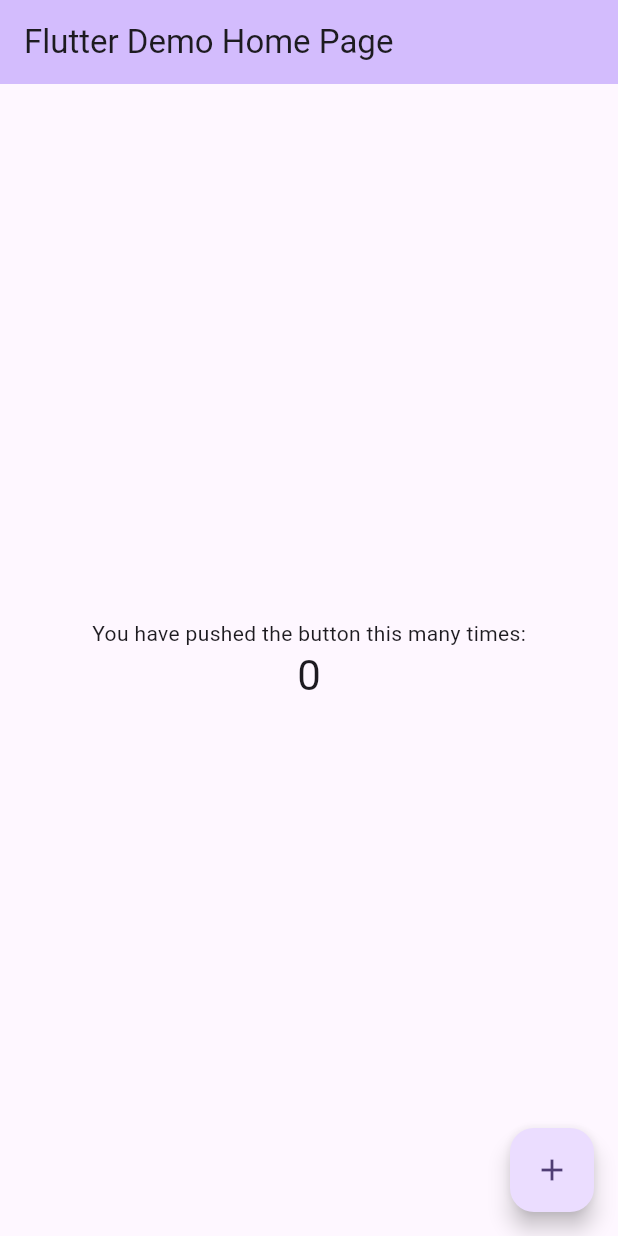
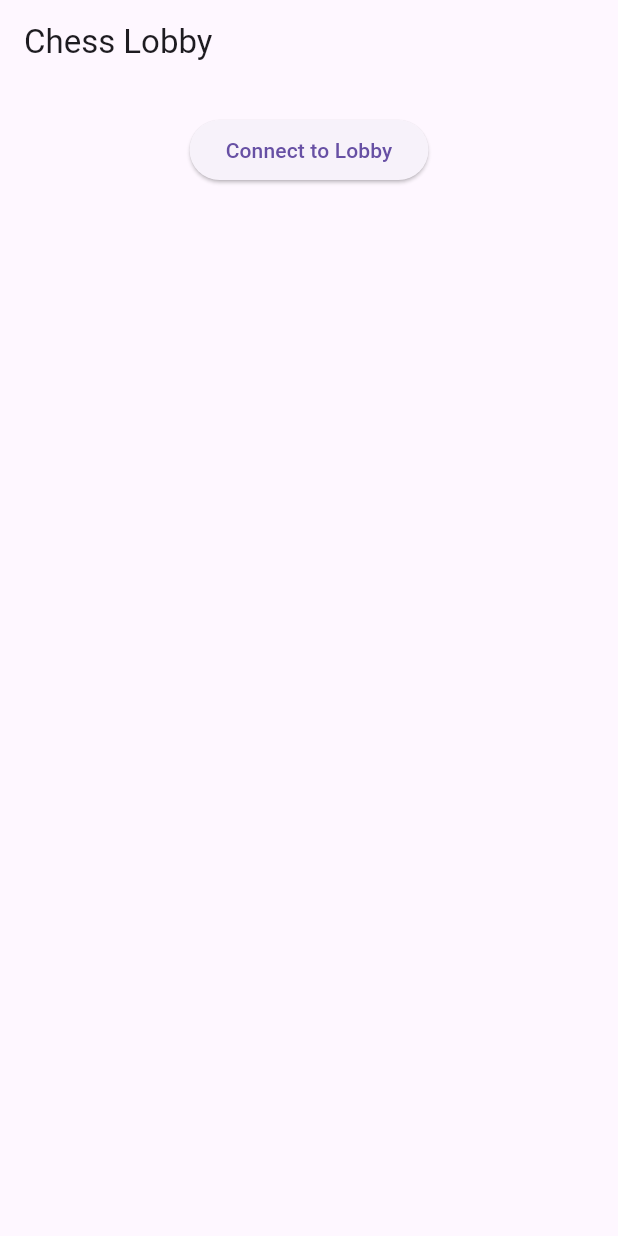
Before and after one commit to MargoumAchraf/chess, a Flutter app: the screen it shows after launch, on a phone screen of 412 x 824 dp. Run offline on Flutter 3.47's test engine with Material 3 defaults, Android fonts, the phone set to English and light mode, and no system bars.

Commit message:
test web socket

```diff
--- a/mobile/lib/main.dart
+++ b/mobile/lib/main.dart
@@ -1,4 +1,6 @@
 import 'package:flutter/material.dart';
+import 'package:web_socket_channel/io.dart';
+import 'package:web_socket_channel/web_socket_channel.dart';
 
 void main() {
   runApp(const MyApp());
@@ -7,116 +9,116 @@ void main() {
 class MyApp extends StatelessWidget {
   const MyApp({super.key});
 
-  // This widget is the root of your application.
   @override
   Widget build(BuildContext context) {
-    return MaterialApp(
-      title: 'Flutter Demo',
-      theme: ThemeData(
-        // This is the theme of your application.
-        //
-        // TRY THIS: Try running your application with "flutter run". You'll see
-        // the application has a purple toolbar. Then, without quitting the app,
-        // try changing the seedColor in the colorScheme below to Colors.green
-        // and then invoke "hot reload" (save your changes or press the "hot
-        // reload" button in a Flutter-supported IDE, or press "r" if you used
-        // the command line to start the app).
-        //
-        // Notice that the counter didn't reset back to zero; the application
-        // state is not lost during the reload. To reset the state, use hot
-        // restart instead.
-        //
-        // This works for code too, not just values: Most code changes can be
-        // tested with just a hot reload.
-        colorScheme: .fromSeed(seedColor: Colors.deepPurple),
-      ),
-      home: const MyHomePage(title: 'Flutter Demo Home Page'),
+    return const MaterialApp(
+      debugShowCheckedModeBanner: false,
+      home: LobbyScreen(),
     );
   }
 }
 
-class MyHomePage extends StatefulWidget {
-  const MyHomePage({super.key, required this.title});
-
-  // This widget is the home page of your application. It is stateful, meaning
-  // that it has a State object (defined below) that contains fields that affect
-  // how it looks.
-
-  // This class is the configuration for the state. It holds the values (in this
-  // case the title) provided by the parent (in this case the App widget) and
-  // used by the build method of the State. Fields in a Widget subclass are
-  // always marked "final".
-
-  final String title;
+class LobbyScreen extends StatefulWidget {
+  const LobbyScreen({super.key});
 
   @override
-  State<MyHomePage> createState() => _MyHomePageState();
+  State<LobbyScreen> createState() => _LobbyScreenState();
 }
 
-class _MyHomePageState extends State<MyHomePage> {
-  int _counter = 0;
+class _LobbyScreenState extends State<LobbyScreen> {
+  late WebSocketChannel lobbyChannel;
+  late WebSocketChannel gameChannel;
 
-  void _incrementCounter() {
+  bool connected = false;
+  String userId = "";
+
+  List<String> messages = [];
+
+  // 1) CONNECT TO LOBBY
+  void connectLobby() {
+    lobbyChannel = IOWebSocketChannel.connect(
+      Uri.parse("ws://10.1.4.5:8080/rooms"),
+    );
+
+    lobbyChannel.stream.listen((message) {
+      setState(() {
+        userId = message.toString();
+        messages.add("USER ID: $userId");
+      });
+
+      // بعد ما يوصلك ID → دخل للgame
+      connectGame(userId);
+    }, onError: (e) {
+      print("Lobby error: $e");
+    });
+
     setState(() {
-      // This call to setState tells the Flutter framework that something has
-      // changed in this State, which causes it to rerun the build method below
-      // so that the display can reflect the updated values. If we changed
-      // _counter without calling setState(), then the build method would not be
-      // called again, and so nothing would appear to happen.
-      _counter++;
+      connected = true;
+    });
+  }
+
+  // 2) CONNECT TO GAME SOCKET
+  void connectGame(String id) {
+    gameChannel = IOWebSocketChannel.connect(
+      Uri.parse("ws://10.1.4.5:8080/rooms/$id"),
+    );
+
+    gameChannel.stream.listen((message) {
+      setState(() {
+        messages.add("GAME: $message");
+      });
+    }, onError: (e) {
+      print("Game error: $e");
+    }, onDone: () {
+      print("Game closed");
     });
   }
 
   @override
+  void dispose() {
+    if (connected) {
+      lobbyChannel.sink.close();
+      gameChannel.sink.close();
+    }
+    super.dispose();
+  }
+
+  @override
   Widget build(BuildContext context) {
-    // This method is rerun every time setState is called, for instance as done
-    // by the _incrementCounter method above.
-    //
-    // The Flutter framework has been optimized to make rerunning build methods
-    // fast, so that you can just rebuild anything that needs updating rather
-    // than having to individually change instances of widgets.
     return Scaffold(
       appBar: AppBar(
-        // TRY THIS: Try changing the color here to a specific color (to
-        // Colors.amber, perhaps?) and trigger a hot reload to see the AppBar
-        // change color while the other colors stay the same.
-        backgroundColor: Theme.of(context).colorScheme.inversePrimary,
-        // Here we take the value from the MyHomePage object that was created by
-        // the App.build method, and use it to set our appbar title.
-        title: Text(widget.title),
+        title: const Text("Chess Lobby"),
       ),
-      body: Center(
-        // Center is a layout widget. It takes a single child and positions it
-        // in the middle of the parent.
+      body: Padding(
+        padding: const EdgeInsets.all(20),
         child: Column(
-          // Column is also a layout widget. It takes a list of children and
-          // arranges them vertically. By default, it sizes itself to fit its
-          // children horizontally, and tries to be as tall as its parent.
-          //
-          // Column has various properties to control how it sizes itself and
-          // how it positions its children. Here we use mainAxisAlignment to
-          // center the children vertically; the main axis here is the vertical
-          // axis because Columns are vertical (the cross axis would be
-          // horizontal).
-          //
-          // TRY THIS: Invoke "debug painting" (choose the "Toggle Debug Paint"
-          // action in the IDE, or press "p" in the console), to see the
-          // wireframe for each widget.
-          mainAxisAlignment: .center,
           children: [
-            const Text('You have pushed the button this many times:'),
-            Text(
-              '$_counter',
-              style: Theme.of(context).textTheme.headlineMedium,
+            ElevatedButton(
+              onPressed: connectLobby,
+              child: const Text("Connect to Lobby"),
+            ),
+
+            const SizedBox(height: 20),
+
+            if (userId.isNotEmpty)
+              Text(
+                "Your ID: $userId",
+                style: const TextStyle(fontWeight: FontWeight.bold),
+              ),
+
+            const SizedBox(height: 20),
+
+            Expanded(
+              child: ListView.builder(
+                itemCount: messages.length,
+                itemBuilder: (context, index) {
+                  return Text(messages[index]);
+                },
+              ),
             ),
           ],
         ),
       ),
-      floatingActionButton: FloatingActionButton(
-        onPressed: _incrementCounter,
-        tooltip: 'Increment',
-        child: const Icon(Icons.add),
-      ),
     );
   }
 }
--- a/mobile/pubspec.yaml
+++ b/mobile/pubspec.yaml
@@ -30,10 +30,11 @@ environment:
 dependencies:
   flutter:
     sdk: flutter
-
+  web_socket_channel: ^2.4.0
   # The following adds the Cupertino Icons font to your application.
   # Use with the CupertinoIcons class for iOS style icons.
   cupertino_icons: ^1.0.8
+  http: ^1.1.0
 
 dev_dependencies:
   flutter_test:
@@ -56,7 +57,8 @@ flutter:
   # included with your application, so that you can use the icons in
   # the material Icons class.
   uses-material-design: true
-
+  assets:
+    - assets/pieces/
   # To add assets to your application, add an assets section, like this:
   # assets:
   #   - images/a_dot_burr.jpeg
```
Also changed, not shown: mobile/lib/screen/GameScreen.dart (added, +24 -0 lines), package.json (added, +15 -0 lines), mobile/assets/pieces/bB.svg (added), mobile/assets/pieces/bK.svg (added), mobile/assets/pieces/bN.svg (added), mobile/assets/pieces/bP.svg (added), mobile/assets/pieces/bQ.svg (added), mobile/assets/pieces/bR.svg (added), mobile/assets/pieces/wB.svg (added), mobile/assets/pieces/wK.svg (added), mobile/assets/pieces/wN.svg (added), mobile/assets/pieces/wP.svg (added), mobile/assets/pieces/wQ.svg (added), mobile/assets/pieces/wR.svg (added), 2 more files, 2 other files.
